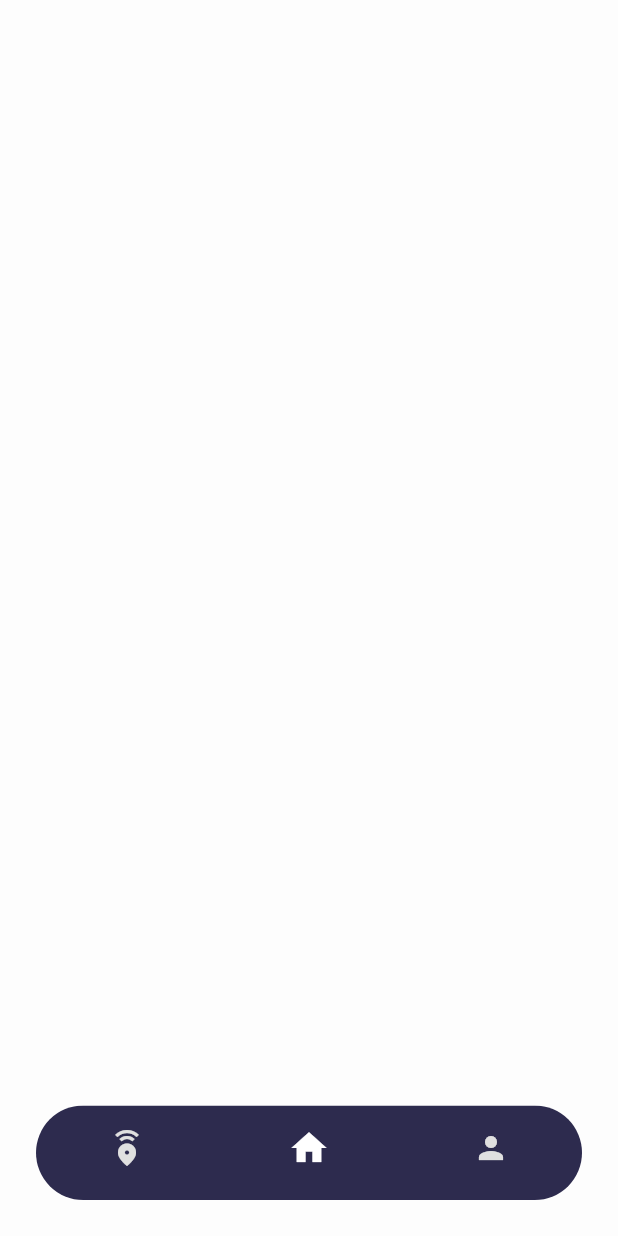
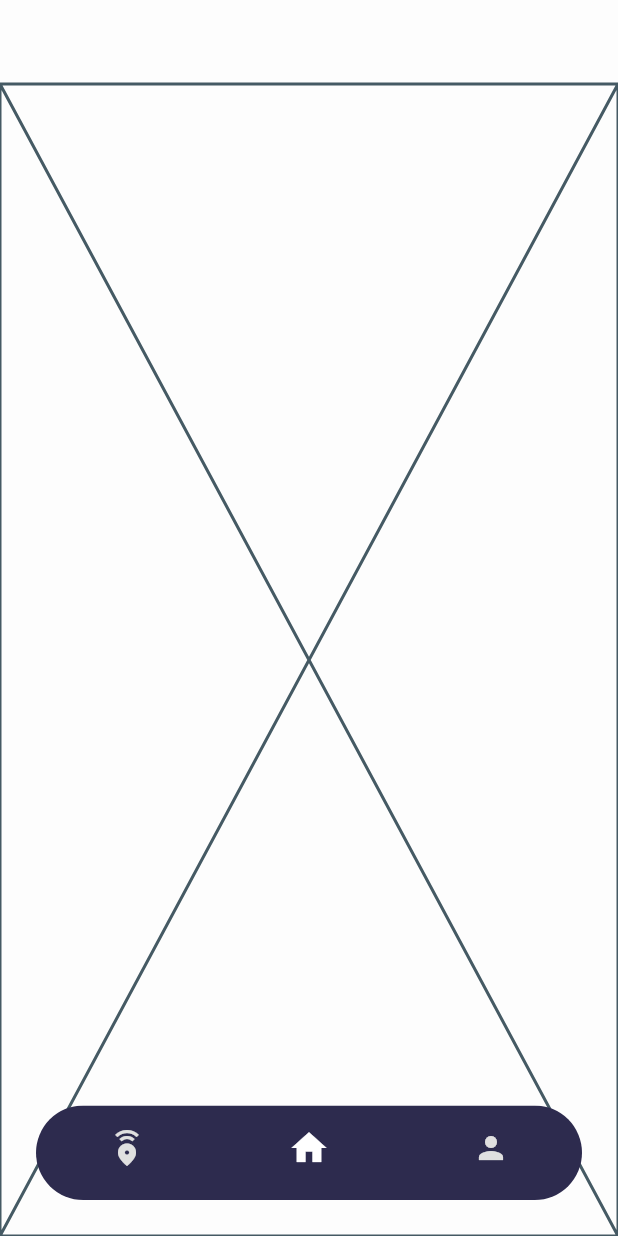
Before and after one commit to nasseryazgi/Betweener, a Flutter app: the MainAppView screen opened by its route, on a phone screen of 412 x 824 dp. Run offline on Flutter 3.47's test engine with Material 2 defaults, Android fonts, the phone set to English and light mode, and no system bars; our stand-ins replace flutter_svg, font_awesome_flutter.

Commit message:
Revert "my first commit"

```diff
--- a/lib/features/home/home_view.dart
+++ b/lib/features/home/home_view.dart
@@ -6,8 +6,6 @@ class HomeView extends StatelessWidget {
 
   @override
   Widget build(BuildContext context) {
-    return  Container(
-
-    );
+    return const Placeholder();
   }
 }
```
Also changed, not shown: pubspec.lock.
